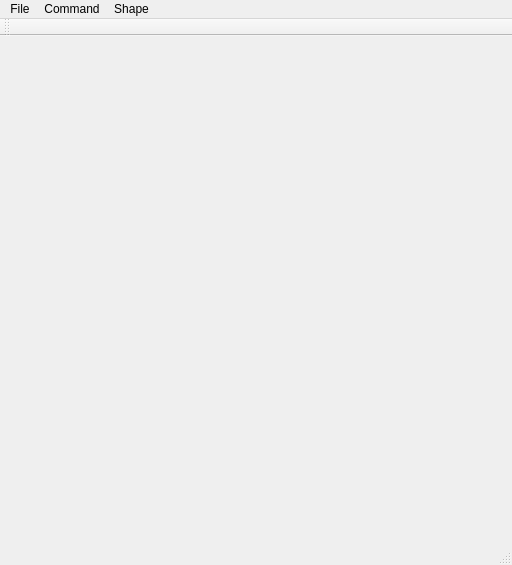
Qt form SketchBuilding/MainWindow.ui (gnishida/SketchBuilding) before a commit.
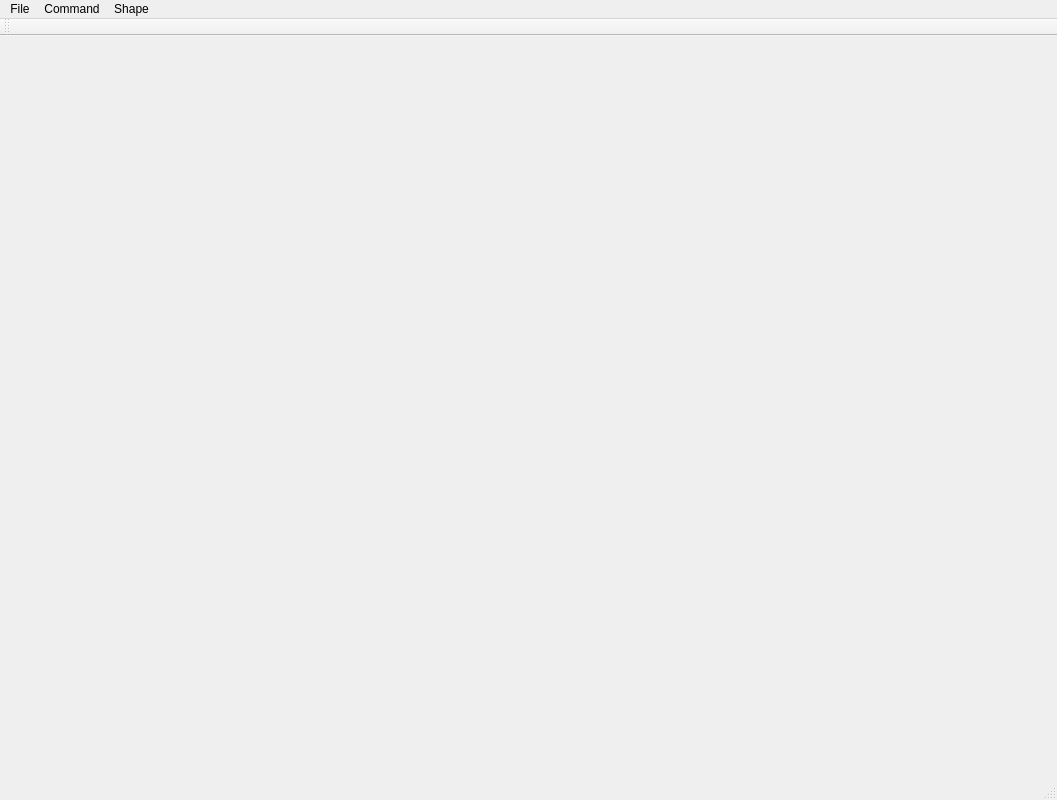
The same form after that commit.

Diff of the .ui file:
```diff
--- a/SketchBuilding/MainWindow.ui
+++ b/SketchBuilding/MainWindow.ui
@@ -6,8 +6,8 @@
    <rect>
     <x>0</x>
     <y>0</y>
-    <width>512</width>
-    <height>565</height>
+    <width>1057</width>
+    <height>800</height>
    </rect>
   </property>
   <property name="windowTitle">
@@ -19,7 +19,7 @@
     <rect>
      <x>0</x>
      <y>0</y>
-     <width>512</width>
+     <width>1057</width>
      <height>21</height>
     </rect>
    </property>
```
